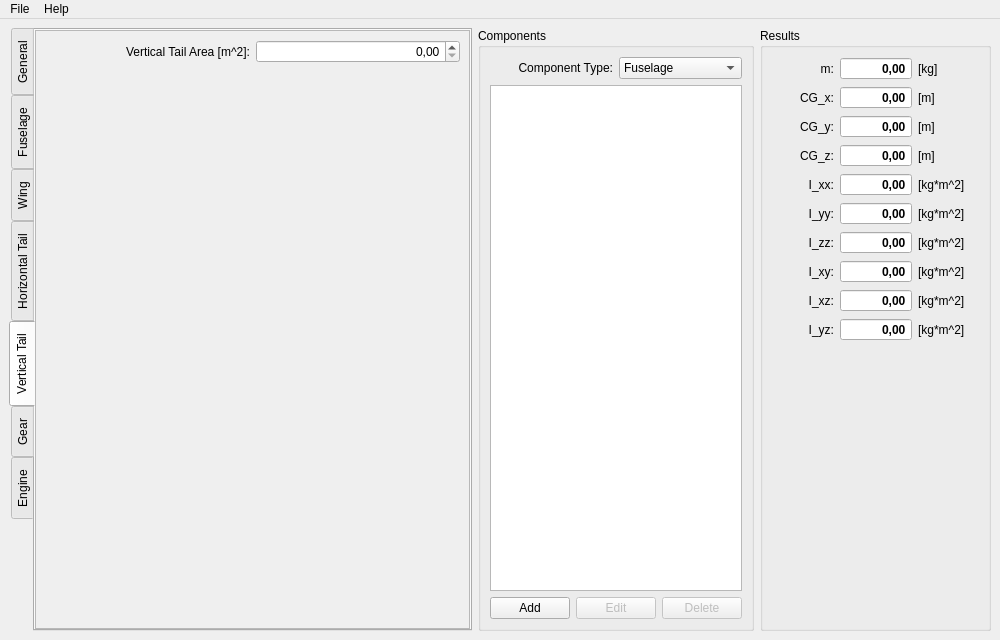
This is mscsim-mass/src/gui/MainWindow.ui in marek-cel/mscsim-tools as Qt 5 draws it before an edit. The edited form follows.
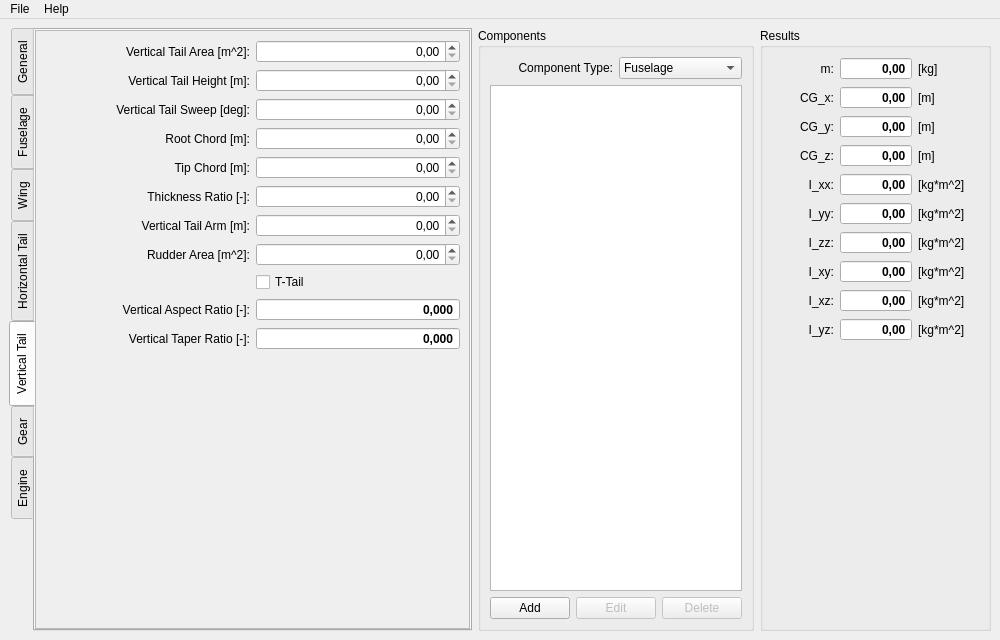
This is the edited form.

Commit message: mscsim-mass - max Mach number, vertical tail data and mass estimation

```diff
--- a/mscsim-mass/src/gui/MainWindow.ui
+++ b/mscsim-mass/src/gui/MainWindow.ui
@@ -1190,6 +1190,99 @@
             </rect>
            </property>
            <layout class="QGridLayout" name="gridLayout_15">
+            <item row="7" column="0">
+             <widget class="QLabel" name="labelRuddArea">
+              <property name="text">
+               <string>Rudder Area [m^2]:</string>
+              </property>
+              <property name="alignment">
+               <set>Qt::AlignRight|Qt::AlignTrailing|Qt::AlignVCenter</set>
+              </property>
+              <property name="buddy">
+               <cstring>spinBoxRuddArea</cstring>
+              </property>
+             </widget>
+            </item>
+            <item row="8" column="1">
+             <widget class="QCheckBox" name="checkBoxTailT">
+              <property name="text">
+               <string>T-Tail</string>
+              </property>
+             </widget>
+            </item>
+            <item row="6" column="0">
+             <widget class="QLabel" name="labelVerTailArm">
+              <property name="text">
+               <string>Vertical Tail Arm [m]:</string>
+              </property>
+              <property name="alignment">
+               <set>Qt::AlignRight|Qt::AlignTrailing|Qt::AlignVCenter</set>
+              </property>
+              <property name="buddy">
+               <cstring>spinBoxVerTailArm</cstring>
+              </property>
+             </widget>
+            </item>
+            <item row="4" column="0">
+             <widget class="QLabel" name="labelVerTailCT">
+              <property name="text">
+               <string>Tip Chord [m]:</string>
+              </property>
+              <property name="alignment">
+               <set>Qt::AlignRight|Qt::AlignTrailing|Qt::AlignVCenter</set>
+              </property>
+              <property name="buddy">
+               <cstring>spinBoxVerTailCT</cstring>
+              </property>
+             </widget>
+            </item>
+            <item row="9" column="0">
+             <widget class="QLabel" name="labelVerTailAR">
+              <property name="text">
+               <string>Vertical Aspect Ratio [-]:</string>
+              </property>
+              <property name="alignment">
+               <set>Qt::AlignRight|Qt::AlignTrailing|Qt::AlignVCenter</set>
+              </property>
+             </widget>
+            </item>
+            <item row="4" column="1">
+             <widget class="QDoubleSpinBox" name="spinBoxVerTailCT">
+              <property name="alignment">
+               <set>Qt::AlignRight|Qt::AlignTrailing|Qt::AlignVCenter</set>
+              </property>
+             </widget>
+            </item>
+            <item row="10" column="0">
+             <widget class="QLabel" name="labelVerTailTR">
+              <property name="text">
+               <string>Vertical Taper Ratio [-]:</string>
+              </property>
+              <property name="alignment">
+               <set>Qt::AlignRight|Qt::AlignTrailing|Qt::AlignVCenter</set>
+              </property>
+             </widget>
+            </item>
+            <item row="7" column="1">
+             <widget class="QDoubleSpinBox" name="spinBoxRuddArea">
+              <property name="alignment">
+               <set>Qt::AlignRight|Qt::AlignTrailing|Qt::AlignVCenter</set>
+              </property>
+             </widget>
+            </item>
+            <item row="1" column="0">
+             <widget class="QLabel" name="labelVerTailHeight">
+              <property name="text">
+               <string>Vertical Tail Height [m]:</string>
+              </property>
+              <property name="alignment">
+               <set>Qt::AlignRight|Qt::AlignTrailing|Qt::AlignVCenter</set>
+              </property>
+              <property name="buddy">
+               <cstring>spinBoxVerTailHeight</cstring>
+              </property>
+             </widget>
+            </item>
             <item row="0" column="0">
              <widget class="QLabel" name="labelVerTailArea">
               <property name="text">
@@ -1200,17 +1293,39 @@
               </property>
              </widget>
             </item>
-            <item row="0" column="1">
-             <widget class="QDoubleSpinBox" name="spinBoxVerTailArea">
+            <item row="6" column="1">
+             <widget class="QDoubleSpinBox" name="spinBoxVerTailArm">
               <property name="alignment">
                <set>Qt::AlignRight|Qt::AlignTrailing|Qt::AlignVCenter</set>
               </property>
-              <property name="maximum">
-               <double>9999.989999999999782</double>
+             </widget>
+            </item>
+            <item row="10" column="1">
+             <widget class="QDoubleSpinBox" name="spinBoxVerTailTR">
+              <property name="font">
+               <font>
+                <weight>75</weight>
+                <bold>true</bold>
+               </font>
               </property>
+              <property name="focusPolicy">
+               <enum>Qt::NoFocus</enum>
+              </property>
+              <property name="alignment">
+               <set>Qt::AlignRight|Qt::AlignTrailing|Qt::AlignVCenter</set>
+              </property>
+              <property name="readOnly">
+               <bool>true</bool>
+              </property>
+              <property name="buttonSymbols">
+               <enum>QAbstractSpinBox::NoButtons</enum>
+              </property>
+              <property name="decimals">
+               <number>3</number>
+              </property>
              </widget>
             </item>
-            <item row="1" column="1">
+            <item row="11" column="1">
              <spacer name="verticalSpacerTailV">
               <property name="orientation">
                <enum>Qt::Vertical</enum>
@@ -1223,6 +1338,114 @@
               </property>
              </spacer>
             </item>
+            <item row="3" column="0">
+             <widget class="QLabel" name="labelVerTailCR">
+              <property name="text">
+               <string>Root Chord [m]:</string>
+              </property>
+              <property name="alignment">
+               <set>Qt::AlignRight|Qt::AlignTrailing|Qt::AlignVCenter</set>
+              </property>
+              <property name="buddy">
+               <cstring>spinBoxVerTailCR</cstring>
+              </property>
+             </widget>
+            </item>
+            <item row="1" column="1">
+             <widget class="QDoubleSpinBox" name="spinBoxVerTailHeight">
+              <property name="alignment">
+               <set>Qt::AlignRight|Qt::AlignTrailing|Qt::AlignVCenter</set>
+              </property>
+             </widget>
+            </item>
+            <item row="9" column="1">
+             <widget class="QDoubleSpinBox" name="spinBoxVerTailAR">
+              <property name="font">
+               <font>
+                <weight>75</weight>
+                <bold>true</bold>
+               </font>
+              </property>
+              <property name="focusPolicy">
+               <enum>Qt::NoFocus</enum>
+              </property>
+              <property name="alignment">
+               <set>Qt::AlignRight|Qt::AlignTrailing|Qt::AlignVCenter</set>
+              </property>
+              <property name="readOnly">
+               <bool>true</bool>
+              </property>
+              <property name="buttonSymbols">
+               <enum>QAbstractSpinBox::NoButtons</enum>
+              </property>
+              <property name="decimals">
+               <number>3</number>
+              </property>
+             </widget>
+            </item>
+            <item row="0" column="1">
+             <widget class="QDoubleSpinBox" name="spinBoxVerTailArea">
+              <property name="alignment">
+               <set>Qt::AlignRight|Qt::AlignTrailing|Qt::AlignVCenter</set>
+              </property>
+              <property name="maximum">
+               <double>9999.989999999999782</double>
+              </property>
+             </widget>
+            </item>
+            <item row="3" column="1">
+             <widget class="QDoubleSpinBox" name="spinBoxVerTailCR">
+              <property name="alignment">
+               <set>Qt::AlignRight|Qt::AlignTrailing|Qt::AlignVCenter</set>
+              </property>
+             </widget>
+            </item>
+            <item row="2" column="0">
+             <widget class="QLabel" name="labelVerTailSweep">
+              <property name="text">
+               <string>Vertical Tail Sweep [deg]:</string>
+              </property>
+              <property name="alignment">
+               <set>Qt::AlignRight|Qt::AlignTrailing|Qt::AlignVCenter</set>
+              </property>
+              <property name="buddy">
+               <cstring>spinBoxVerTailSweep</cstring>
+              </property>
+             </widget>
+            </item>
+            <item row="2" column="1">
+             <widget class="QDoubleSpinBox" name="spinBoxVerTailSweep">
+              <property name="alignment">
+               <set>Qt::AlignRight|Qt::AlignTrailing|Qt::AlignVCenter</set>
+              </property>
+              <property name="maximum">
+               <double>90.000000000000000</double>
+              </property>
+             </widget>
+            </item>
+            <item row="5" column="0">
+             <widget class="QLabel" name="labelVerTailTC">
+              <property name="text">
+               <string>Thickness Ratio [-]:</string>
+              </property>
+              <property name="alignment">
+               <set>Qt::AlignRight|Qt::AlignTrailing|Qt::AlignVCenter</set>
+              </property>
+              <property name="buddy">
+               <cstring>spinBoxVerTailTC</cstring>
+              </property>
+             </widget>
+            </item>
+            <item row="5" column="1">
+             <widget class="QDoubleSpinBox" name="spinBoxVerTailTC">
+              <property name="alignment">
+               <set>Qt::AlignRight|Qt::AlignTrailing|Qt::AlignVCenter</set>
+              </property>
+              <property name="maximum">
+               <double>1.000000000000000</double>
+              </property>
+             </widget>
+            </item>
            </layout>
           </widget>
          </widget>
```
Left out of the diff: 492 changed lines with no effect on the pictures. The commit also changes 13 other files.
